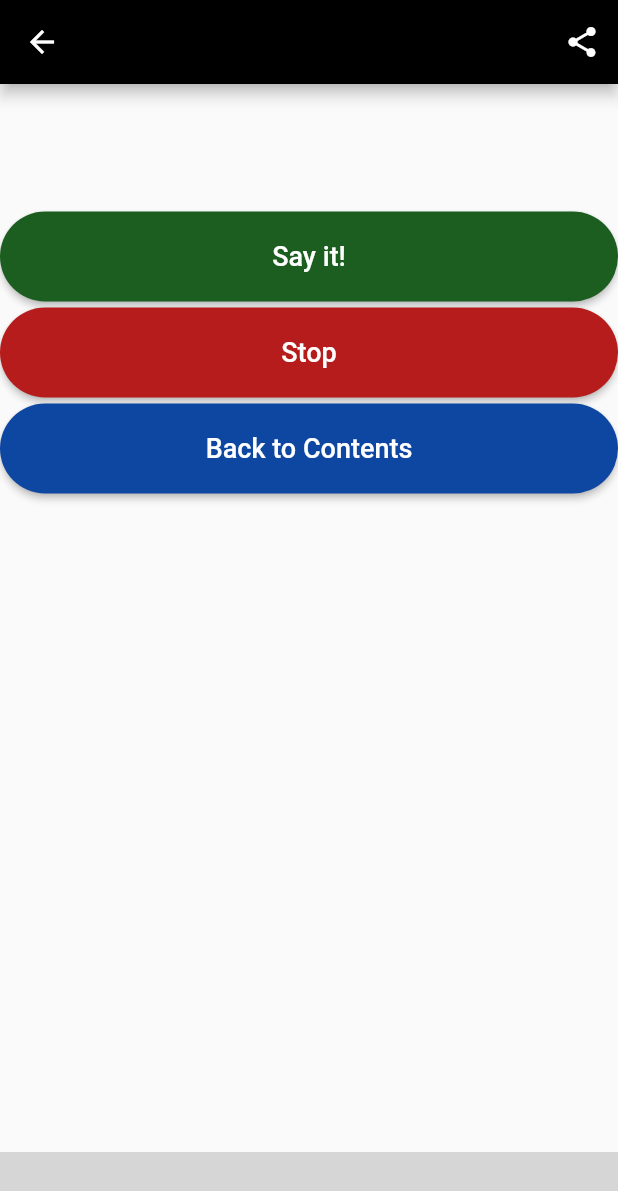
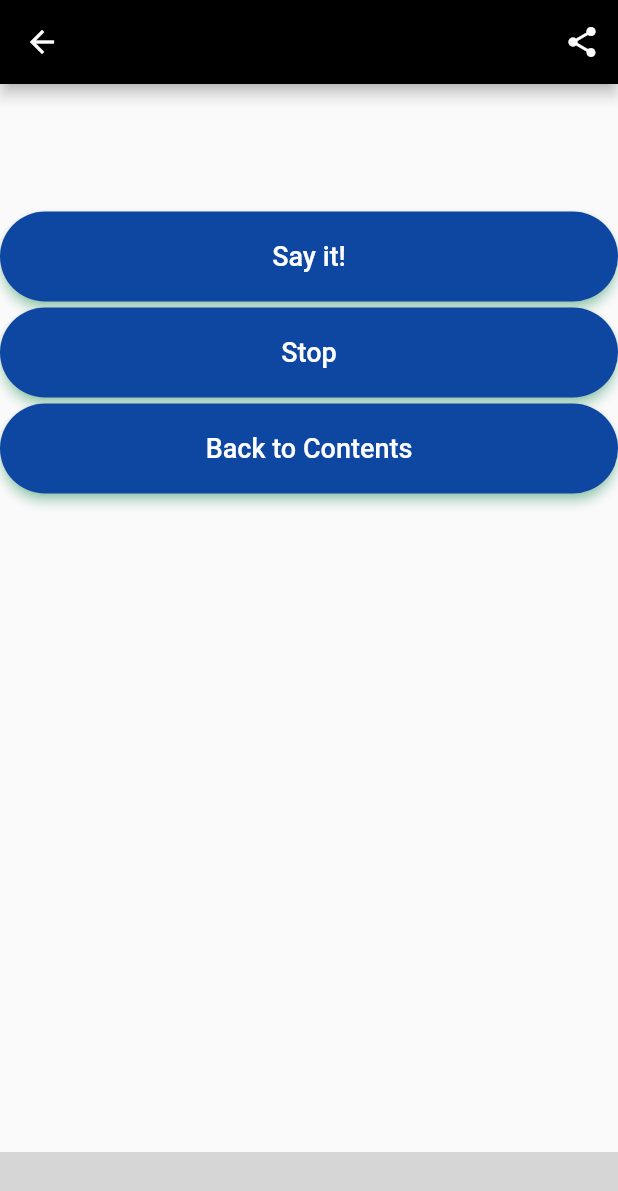
Before and after one commit to pedrosc1967/diccionario_leones, a Flutter app: the Destination screen opened directly with empty values, on a phone screen of 412 x 824 dp. Shown: the top 1191 px of the screen. Run offline on Flutter 3.47's test engine with Material 2 defaults, Android fonts, the phone set to English and light mode, and no system bars; our stand-ins replace easy_localization, firebase_analytics, firebase_core, flutter_tts, package_info, sentry and 3 more; missing offline and left inert: facebook_audience_network, onesignal_flutter, rate_my_app; accounts and stored records are empty; Roboto replaces fonts that are missing (Raleway); grey boxes are pictures that could not be loaded.

Commit message:
v5.5.1 Solved RaisedButon deprecated issue URLOtherAppsIOs changed to point updated App Store

```diff
--- a/lib/constants.dart
+++ b/lib/constants.dart
@@ -9,14 +9,10 @@ class Constants {
   static const String URLOtherAppsAndroid =
       'https://play.google.com/store/apps/dev?id=8134258655084518574';
   static const String URLOtherAppsIOS =
-      'https://apps.apple.com/us/developer/fermina-soto-gonzlez/id1545741307';
+      'https://apps.apple.com/us/app/diccionario-leones/id1559941265';
   static const String URLAplanetBitAndroid =
       'https://aplanetbit.com/?page_id=1364';
   static const String URLAplanetBitiOS = 'https://aplanetbit.com/?page_id=1364';
-  //static const String URLRateUsAndroid =
-  //    'https://play.google.com/store/apps/details?id=com.aplanetbit.diccionario.leones';
-  //static const String URLRateUSIOS =
-  //    'https://apps.apple.com/us/app/diccionario-leones/id1545741185?action=write-review';
   static const String URLSentry =
       'https://eb23d22adde749e3a92ca37e40380f05@o496488.ingest.sentry.io/5686623';
   static const String OneSignalAppID = '33959e80-0c56-4c3e-885d-36aaa80f839b';
--- a/lib/destination.dart
+++ b/lib/destination.dart
@@ -68,14 +68,19 @@ class DestinationState extends State<Destination> {
               color: Colors.transparent,
               width: MediaQuery.of(context).size.width,
               height: 60,
-              child: RaisedButton(
-                shape: new RoundedRectangleBorder(
-                  borderRadius: new BorderRadius.circular(30.0),
+              child: ElevatedButton(
+                style: ElevatedButton.styleFrom(
+                  primary: Colors.blue[900],
+                  onPrimary: Colors.white,
+                  shadowColor: Colors.greenAccent,
+                  elevation: 3,
+                  shape: RoundedRectangleBorder(
+                      borderRadius: BorderRadius.circular(32.0)),
+                  minimumSize: Size(double.infinity, 40), // full width
                 ),
                 onPressed: () {
                   speak(widget.entry + '\n ' + widget.definition);
                 },
-                color: Colors.green[900],
                 child: Text(
                   'say_button'.tr(),
                   style: TextStyle(
@@ -91,14 +96,19 @@ class DestinationState extends State<Destination> {
               color: Colors.transparent,
               width: MediaQuery.of(context).size.width,
               height: 60,
-              child: RaisedButton(
-                shape: new RoundedRectangleBorder(
-                  borderRadius: new BorderRadius.circular(30.0),
+              child: ElevatedButton(
+                style: ElevatedButton.styleFrom(
+                  primary: Colors.blue[900],
+                  onPrimary: Colors.white,
+                  shadowColor: Colors.greenAccent,
+                  elevation: 3,
+                  shape: RoundedRectangleBorder(
+                      borderRadius: BorderRadius.circular(32.0)),
+                  minimumSize: Size(double.infinity, 40), // full width
                 ),
                 onPressed: () {
                   stop();
                 },
-                color: Colors.red[900],
                 child: Text(
                   'stop_button'.tr(),
                   style: TextStyle(
@@ -114,14 +124,19 @@ class DestinationState extends State<Destination> {
               color: Colors.transparent,
               width: MediaQuery.of(context).size.width,
               height: 60,
-              child: RaisedButton(
-                shape: new RoundedRectangleBorder(
-                  borderRadius: new BorderRadius.circular(30.0),
+              child: ElevatedButton(
+                style: ElevatedButton.styleFrom(
+                  primary: Colors.blue[900],
+                  onPrimary: Colors.white,
+                  shadowColor: Colors.greenAccent,
+                  elevation: 3,
+                  shape: RoundedRectangleBorder(
+                      borderRadius: BorderRadius.circular(32.0)),
+                  minimumSize: Size(double.infinity, 40), // full width
                 ),
                 onPressed: () {
                   Navigator.pop(context);
                 },
-                color: Colors.blue[900],
                 child: Text(
                   'back_button'.tr(),
                   style: TextStyle(
--- a/pubspec.yaml
+++ b/pubspec.yaml
@@ -15,7 +15,7 @@ publish_to: 'none' # Remove this line if you wish to publish to pub.dev
 # In iOS, build-name is used as CFBundleShortVersionString while build-number used as CFBundleVersion.
 # Read more about iOS versioning at
 # https://developer.apple.com/library/archive/documentation/General/Reference/InfoPlistKeyReference/Articles/CoreFoundationKeys.html
-version: 1.0.4+3
+version: 1.0.6+5
 
 environment:
   sdk: ">=2.7.0 <3.0.0"
```
Also changed, not shown: lib/alpha_searched_screen.dart (+10 -4 lines), lib/alphabetical_screen.dart (+10 -4 lines), lib/listentries.dart (+9 -4 lines), lib/search_screen.dart (+10 -4 lines).
